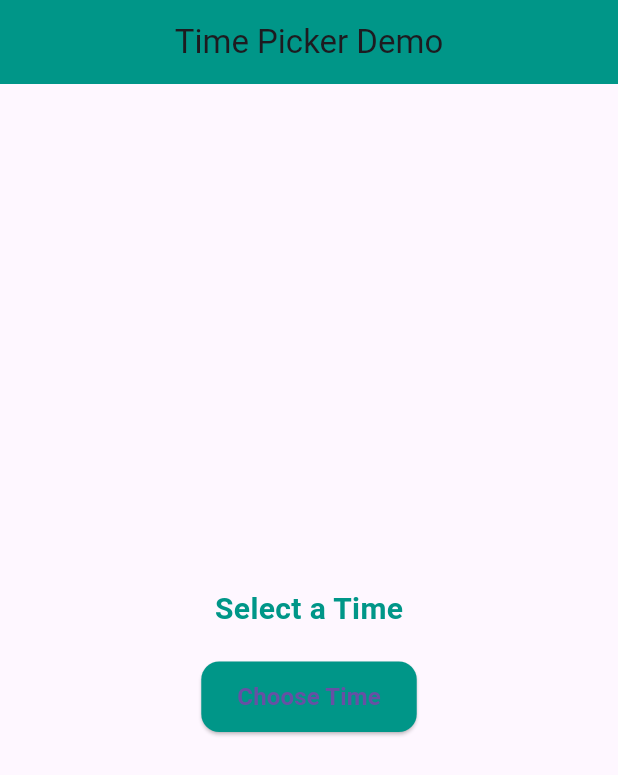
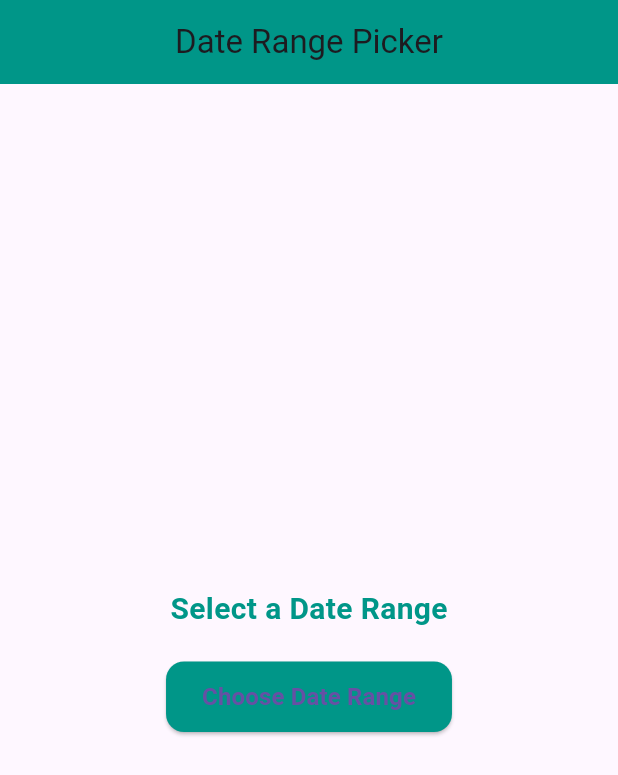
Before and after one commit to SaiKyawZinHtoo/Flutter_Test, a Flutter app: the screen it shows after launch, on a phone screen of 412 x 824 dp. Shown: the top 775 px of the screen. Run offline on Flutter 3.47's test engine with Material 3 defaults, Android fonts, the phone set to English and light mode, and no system bars; missing offline and left inert: dart:ffi.

Commit message:
date range picker

```diff
--- a/testing_flutter_project/lib/main.dart
+++ b/testing_flutter_project/lib/main.dart
@@ -15,6 +15,7 @@ import 'package:testing_flutter_project/widgets/checkedBox.dart';
 import 'package:testing_flutter_project/widgets/circularProgressIndicator.dart';
 import 'package:testing_flutter_project/widgets/column.dart';
 import 'package:testing_flutter_project/widgets/date_picker.dart';
+import 'package:testing_flutter_project/widgets/date_range_picker.dart';
 import 'package:testing_flutter_project/widgets/dialog.dart';
 import 'package:testing_flutter_project/widgets/divider.dart';
 import 'package:testing_flutter_project/widgets/drawer.dart';
@@ -63,7 +64,7 @@ class MyApp extends StatelessWidget {
       title: "Flutter Demo",
       home: Scaffold(
         //appBar: appBarWidget(),
-        body: TestTimePicker(),
+        body: TestDateRangePicker(),
       ),
     );
   }
--- /dev/null
+++ b/testing_flutter_project/lib/widgets/date_range_picker.dart
@@ -0,0 +1,85 @@
+import 'package:flutter/material.dart';
+
+class TestDateRangePicker extends StatelessWidget {
+  const TestDateRangePicker({super.key});
+
+  @override
+  Widget build(BuildContext context) {
+    return Scaffold(
+      appBar: AppBar(
+        title: const Text("Date Range Picker"),
+        centerTitle: true,
+        backgroundColor: Colors.teal,
+      ),
+      body: Center(
+        child: Column(
+          mainAxisAlignment: MainAxisAlignment.center,
+          children: [
+            const Text(
+              "Select a Date Range",
+              style: TextStyle(
+                fontSize: 20,
+                fontWeight: FontWeight.bold,
+                color: Colors.teal,
+              ),
+            ),
+            const SizedBox(height: 20),
+            ElevatedButton(
+              style: ElevatedButton.styleFrom(
+                padding:
+                    const EdgeInsets.symmetric(horizontal: 24, vertical: 12),
+                backgroundColor: Colors.teal,
+                shape: RoundedRectangleBorder(
+                  borderRadius: BorderRadius.circular(12),
+                ),
+              ),
+              onPressed: () async {
+                final DateTimeRange? pickedRange = await showDateRangePicker(
+                  context: context,
+                  firstDate: DateTime.now(),
+                  lastDate: DateTime(2050),
+                  builder: (context, child) {
+                    return Theme(
+                      data: ThemeData.light().copyWith(
+                        primaryColor: Colors.teal,
+                        appBarTheme: const AppBarTheme(
+                          backgroundColor: Colors.teal,
+                          foregroundColor: Colors.white,
+                        ),
+                        colorScheme: const ColorScheme.light(
+                          primary: Colors.teal,
+                        ),
+                        textButtonTheme: TextButtonThemeData(
+                          style: TextButton.styleFrom(
+                            foregroundColor: Colors.teal, // Button text color
+                          ),
+                        ),
+                      ),
+                      child: child!,
+                    );
+                  },
+                );
+
+                if (pickedRange != null) {
+                  ScaffoldMessenger.of(context).showSnackBar(
+                    SnackBar(
+                      content: Text(
+                        "Selected: ${pickedRange.start.toString().split(' ')[0]} to ${pickedRange.end.toString().split(' ')[0]}",
+                      ),
+                      backgroundColor: Colors.teal,
+                      duration: const Duration(seconds: 3),
+                    ),
+                  );
+                }
+              },
+              child: const Text(
+                "Choose Date Range",
+                style: TextStyle(fontSize: 16, fontWeight: FontWeight.bold),
+              ),
+            ),
+          ],
+        ),
+      ),
+    );
+  }
+}
```
